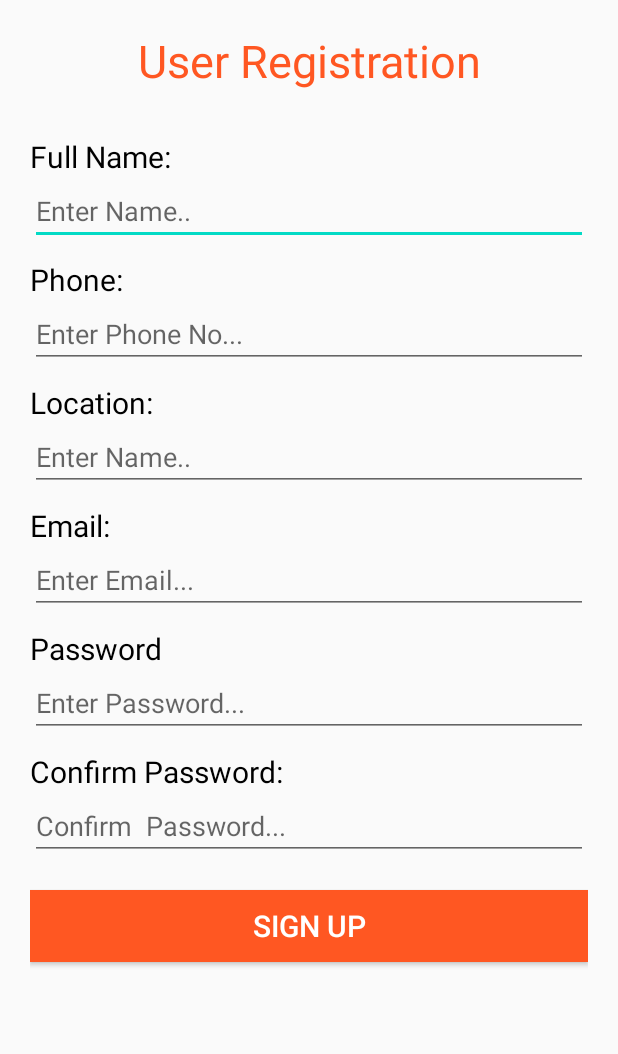
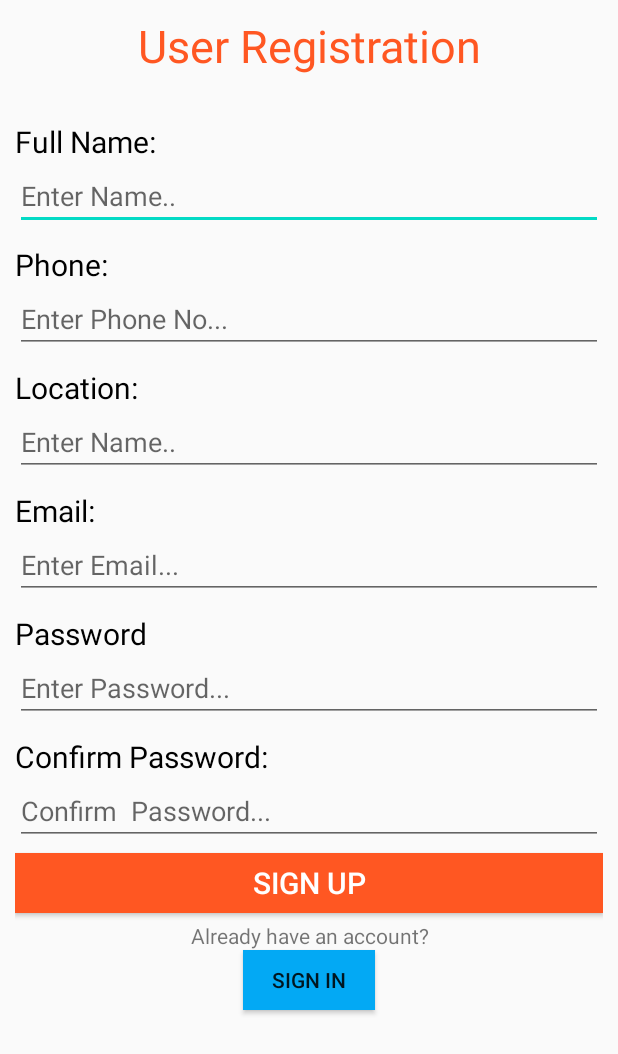
Before and after one commit to tygbspartan/CourseWork, an Android app: the MainActivity screen opened directly, with no data from a screen before it, on a phone screen of 412 x 824 dp. Shown: the top 1054 px of the screen. Run offline under Robolectric (Android 15) with nearby library versions, the phone set to English and light mode, and no system bars; our stand-ins replace Firebase (no records; nobody signed in at launch, a user with empty details on screens opened directly).

Commit message:
Already have an account

```diff
--- a/app/src/main/java/com/example/eg/MainActivity.java
+++ b/app/src/main/java/com/example/eg/MainActivity.java
@@ -110,4 +110,9 @@ public class MainActivity extends AppCompatActivity {
         ViewProfile viewProfile = new ViewProfile(name,email,contact,location);
         databaseReference.setValue(viewProfile);
     }
+
+    public void btnSignIn(View view) {
+        Intent intent = new Intent(MainActivity.this,loginactivity.class);
+        startActivity(intent);
+    }
 }
--- a/app/src/main/res/layout/activity_main.xml
+++ b/app/src/main/res/layout/activity_main.xml
@@ -4,7 +4,6 @@
     xmlns:tools="http://schemas.android.com/tools"
     android:layout_width="match_parent"
     android:layout_height="match_parent"
-    android:layout_margin="10dp"
     android:padding="10dp"
     android:orientation="vertical"
     tools:context=".MainActivity">
@@ -115,11 +114,26 @@
         android:onClick="signup"
         android:text="Sign Up"
         android:textSize="20dp"
-        android:layout_marginTop="20dp"
+        android:layout_marginTop="5dp"
         android:background="#FF5722"
         android:textColor="#FFFFFF"
         android:layout_width="match_parent"
-        android:layout_height="wrap_content"
+        android:layout_height="40dp"
         android:layout_gravity="center"/>
 
+    <TextView
+        android:text="Already have an account?"
+        android:gravity="center"
+        android:layout_marginTop="5dp"
+        android:layout_width="match_parent"
+        android:layout_height="wrap_content"/>
+
+    <Button
+        android:onClick="btnSignIn"
+        android:text="Sign In"
+        android:background="#03A9F4"
+        android:layout_gravity="center"
+        android:layout_width="wrap_content"
+        android:layout_height="40dp"/>
+S
 </LinearLayout>
```
